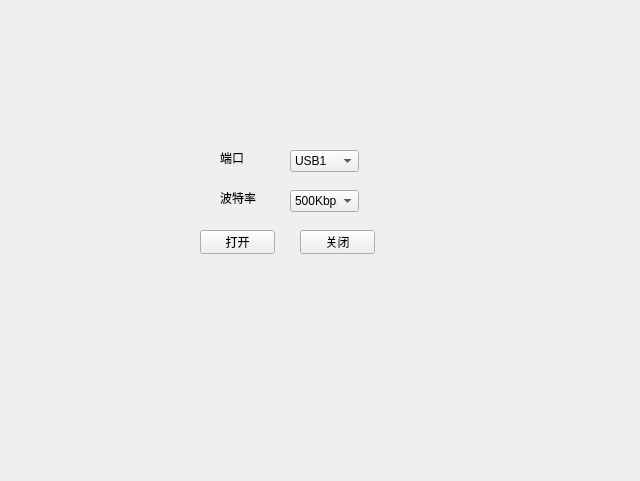
dissor/can-tool-for-a520, file UI/_00login.ui: the form before one commit.
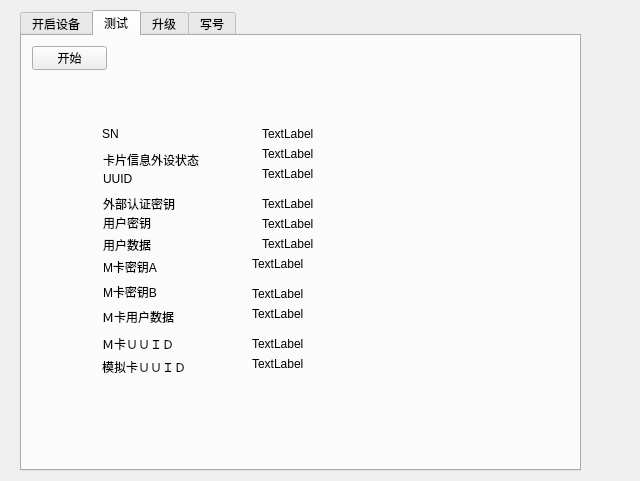
The form after the commit.

Commit message: 添加QThread线程接收CAN数据

Diff of the .ui file:
```diff
--- a/UI/_00login.ui
+++ b/UI/_00login.ui
@@ -13,80 +13,27 @@
   <property name="windowTitle">
    <string>Form</string>
   </property>
-  <widget class="QComboBox" name="comboBox_bandRate">
+  <widget class="QTabWidget" name="tabWidget">
    <property name="geometry">
     <rect>
-     <x>290</x>
-     <y>190</y>
-     <width>69</width>
-     <height>22</height>
+     <x>20</x>
+     <y>10</y>
+     <width>561</width>
+     <height>461</height>
     </rect>
    </property>
-   <property name="editable">
-    <bool>false</bool>
-   </property>
-   <property name="currentText">
-    <string>500Kbps</string>
-   </property>
    <property name="currentIndex">
-    <number>7</number>
+    <number>1</number>
    </property>
-   <item>
-    <property name="text">
-     <string>5Kbps</string>
-    </property>
-   </item>
-   <item>
-    <property name="text">
-     <string>10Kbps</string>
-    </property>
-   </item>
-   <item>
-    <property name="text">
-     <string>20Kbps</string>
-    </property>
-   </item>
-   <item>
-    <property name="text">
-     <string>50Kbps</string>
-    </property>
-   </item>
-   <item>
-    <property name="text">
-     <string>100Kbps</string>
-    </property>
-   </item>
-   <item>
-    <property name="text">
-     <string>125Kbps</string>
-    </property>
-   </item>
-   <item>
-    <property name="text">
-     <string>250Kbps</string>
-    </property>
-   </item>
-   <item>
-    <property name="text">
-     <string>500Kbps</string>
-    </property>
-   </item>
-   <item>
-    <property name="text">
-     <string>800Kbps</string>
-    </property>
-   </item>
-   <item>
-    <property name="text">
-     <string>1000Kbps</string>
-    </property>
-   </item>
-  </widget>
+   <widget class="QWidget" name="tab">
+    <attribute name="title">
+     <string>开启设备</string>
+    </attribute>
   <widget class="QPushButton" name="pushButton_devClose">
    <property name="geometry">
     <rect>
-     <x>300</x>
-     <y>230</y>
+       <x>120</x>
+       <y>160</y>
      <width>75</width>
      <height>24</height>
     </rect>
@@ -95,37 +42,11 @@
     <string>关闭</string>
    </property>
   </widget>
-  <widget class="QLabel" name="label_bandRate">
-   <property name="geometry">
-    <rect>
-     <x>220</x>
-     <y>190</y>
-     <width>53</width>
-     <height>16</height>
-    </rect>
-   </property>
-   <property name="text">
-    <string>波特率</string>
-   </property>
-  </widget>
-  <widget class="QPushButton" name="pushButton_devOpen">
-   <property name="geometry">
-    <rect>
-     <x>200</x>
-     <y>230</y>
-     <width>75</width>
-     <height>24</height>
-    </rect>
-   </property>
-   <property name="text">
-    <string>打开</string>
-   </property>
-  </widget>
   <widget class="QComboBox" name="comboBox_bandRate_devCOM">
    <property name="geometry">
     <rect>
-     <x>290</x>
-     <y>150</y>
+       <x>110</x>
+       <y>80</y>
      <width>69</width>
      <height>22</height>
     </rect>
@@ -220,11 +141,24 @@
     </property>
    </item>
   </widget>
+    <widget class="QLabel" name="label_bandRate">
+     <property name="geometry">
+      <rect>
+       <x>40</x>
+       <y>120</y>
+       <width>53</width>
+       <height>16</height>
+      </rect>
+     </property>
+     <property name="text">
+      <string>波特率</string>
+     </property>
+    </widget>
   <widget class="QLabel" name="label_bandRate_2">
    <property name="geometry">
     <rect>
-     <x>220</x>
-     <y>150</y>
+       <x>40</x>
+       <y>80</y>
      <width>53</width>
      <height>16</height>
     </rect>
@@ -233,6 +167,430 @@
     <string>端口</string>
    </property>
   </widget>
+    <widget class="QPushButton" name="pushButton_devOpen">
+     <property name="geometry">
+      <rect>
+       <x>20</x>
+       <y>160</y>
+       <width>75</width>
+       <height>24</height>
+      </rect>
+     </property>
+     <property name="text">
+      <string>打开</string>
+     </property>
+    </widget>
+    <widget class="QComboBox" name="comboBox_bandRate">
+     <property name="geometry">
+      <rect>
+       <x>110</x>
+       <y>120</y>
+       <width>69</width>
+       <height>22</height>
+      </rect>
+     </property>
+     <property name="editable">
+      <bool>false</bool>
+     </property>
+     <property name="currentText">
+      <string>500Kbps</string>
+     </property>
+     <property name="currentIndex">
+      <number>7</number>
+     </property>
+     <item>
+      <property name="text">
+       <string>5Kbps</string>
+      </property>
+     </item>
+     <item>
+      <property name="text">
+       <string>10Kbps</string>
+      </property>
+     </item>
+     <item>
+      <property name="text">
+       <string>20Kbps</string>
+      </property>
+     </item>
+     <item>
+      <property name="text">
+       <string>50Kbps</string>
+      </property>
+     </item>
+     <item>
+      <property name="text">
+       <string>100Kbps</string>
+      </property>
+     </item>
+     <item>
+      <property name="text">
+       <string>125Kbps</string>
+      </property>
+     </item>
+     <item>
+      <property name="text">
+       <string>250Kbps</string>
+      </property>
+     </item>
+     <item>
+      <property name="text">
+       <string>500Kbps</string>
+      </property>
+     </item>
+     <item>
+      <property name="text">
+       <string>800Kbps</string>
+      </property>
+     </item>
+     <item>
+      <property name="text">
+       <string>1000Kbps</string>
+      </property>
+     </item>
+    </widget>
+   </widget>
+   <widget class="QWidget" name="tab_2">
+    <attribute name="title">
+     <string>测试</string>
+    </attribute>
+    <widget class="QPushButton" name="pushButton">
+     <property name="geometry">
+      <rect>
+       <x>10</x>
+       <y>10</y>
+       <width>75</width>
+       <height>24</height>
+      </rect>
+     </property>
+     <property name="text">
+      <string>开始</string>
+     </property>
+    </widget>
+    <widget class="QLabel" name="label_11">
+     <property name="geometry">
+      <rect>
+       <x>80</x>
+       <y>320</y>
+       <width>111</width>
+       <height>21</height>
+      </rect>
+     </property>
+     <property name="text">
+      <string>模拟卡ＵＵＩＤ</string>
+     </property>
+    </widget>
+    <widget class="QLabel" name="label_9">
+     <property name="geometry">
+      <rect>
+       <x>80</x>
+       <y>270</y>
+       <width>91</width>
+       <height>21</height>
+      </rect>
+     </property>
+     <property name="text">
+      <string>Ｍ卡用户数据</string>
+     </property>
+    </widget>
+    <widget class="QLabel" name="label_2">
+     <property name="geometry">
+      <rect>
+       <x>81</x>
+       <y>113</y>
+       <width>131</width>
+       <height>21</height>
+      </rect>
+     </property>
+     <property name="text">
+      <string>卡片信息外设状态</string>
+     </property>
+    </widget>
+    <widget class="QLabel" name="label_4">
+     <property name="geometry">
+      <rect>
+       <x>81</x>
+       <y>157</y>
+       <width>91</width>
+       <height>21</height>
+      </rect>
+     </property>
+     <property name="text">
+      <string>外部认证密钥</string>
+     </property>
+    </widget>
+    <widget class="QLabel" name="label_7">
+     <property name="geometry">
+      <rect>
+       <x>81</x>
+       <y>223</y>
+       <width>101</width>
+       <height>16</height>
+      </rect>
+     </property>
+     <property name="text">
+      <string>M卡密钥A</string>
+     </property>
+    </widget>
+    <widget class="QLabel" name="label_5">
+     <property name="geometry">
+      <rect>
+       <x>81</x>
+       <y>179</y>
+       <width>53</width>
+       <height>16</height>
+      </rect>
+     </property>
+     <property name="text">
+      <string>用户密钥</string>
+     </property>
+    </widget>
+    <widget class="QLabel" name="label_6">
+     <property name="geometry">
+      <rect>
+       <x>81</x>
+       <y>201</y>
+       <width>53</width>
+       <height>16</height>
+      </rect>
+     </property>
+     <property name="text">
+      <string>用户数据</string>
+     </property>
+    </widget>
+    <widget class="QLabel" name="label_3">
+     <property name="geometry">
+      <rect>
+       <x>81</x>
+       <y>135</y>
+       <width>53</width>
+       <height>16</height>
+      </rect>
+     </property>
+     <property name="text">
+      <string>UUID</string>
+     </property>
+    </widget>
+    <widget class="QLabel" name="label_8">
+     <property name="geometry">
+      <rect>
+       <x>81</x>
+       <y>245</y>
+       <width>81</width>
+       <height>21</height>
+      </rect>
+     </property>
+     <property name="text">
+      <string>M卡密钥B</string>
+     </property>
+    </widget>
+    <widget class="QLabel" name="label_10">
+     <property name="geometry">
+      <rect>
+       <x>80</x>
+       <y>300</y>
+       <width>91</width>
+       <height>16</height>
+      </rect>
+     </property>
+     <property name="text">
+      <string>Ｍ卡ＵＵＩＤ</string>
+     </property>
+    </widget>
+    <widget class="QLabel" name="label">
+     <property name="geometry">
+      <rect>
+       <x>80</x>
+       <y>90</y>
+       <width>17</width>
+       <height>16</height>
+      </rect>
+     </property>
+     <property name="text">
+      <string>SN</string>
+     </property>
+    </widget>
+    <widget class="QLabel" name="label_12">
+     <property name="geometry">
+      <rect>
+       <x>240</x>
+       <y>90</y>
+       <width>53</width>
+       <height>16</height>
+      </rect>
+     </property>
+     <property name="text">
+      <string>TextLabel</string>
+     </property>
+    </widget>
+    <widget class="QLabel" name="label_13">
+     <property name="geometry">
+      <rect>
+       <x>240</x>
+       <y>110</y>
+       <width>53</width>
+       <height>16</height>
+      </rect>
+     </property>
+     <property name="text">
+      <string>TextLabel</string>
+     </property>
+    </widget>
+    <widget class="QLabel" name="label_14">
+     <property name="geometry">
+      <rect>
+       <x>240</x>
+       <y>130</y>
+       <width>53</width>
+       <height>16</height>
+      </rect>
+     </property>
+     <property name="text">
+      <string>TextLabel</string>
+     </property>
+    </widget>
+    <widget class="QLabel" name="label_15">
+     <property name="geometry">
+      <rect>
+       <x>240</x>
+       <y>160</y>
+       <width>53</width>
+       <height>16</height>
+      </rect>
+     </property>
+     <property name="text">
+      <string>TextLabel</string>
+     </property>
+    </widget>
+    <widget class="QLabel" name="label_16">
+     <property name="geometry">
+      <rect>
+       <x>240</x>
+       <y>180</y>
+       <width>53</width>
+       <height>16</height>
+      </rect>
+     </property>
+     <property name="text">
+      <string>TextLabel</string>
+     </property>
+    </widget>
+    <widget class="QLabel" name="label_17">
+     <property name="geometry">
+      <rect>
+       <x>240</x>
+       <y>200</y>
+       <width>53</width>
+       <height>16</height>
+      </rect>
+     </property>
+     <property name="text">
+      <string>TextLabel</string>
+     </property>
+    </widget>
+    <widget class="QLabel" name="label_18">
+     <property name="geometry">
+      <rect>
+       <x>230</x>
+       <y>220</y>
+       <width>53</width>
+       <height>16</height>
+      </rect>
+     </property>
+     <property name="text">
+      <string>TextLabel</string>
+     </property>
+    </widget>
+    <widget class="QLabel" name="label_19">
+     <property name="geometry">
+      <rect>
+       <x>230</x>
+       <y>250</y>
+       <width>53</width>
+       <height>16</height>
+      </rect>
+     </property>
+     <property name="text">
+      <string>TextLabel</string>
+     </property>
+    </widget>
+    <widget class="QLabel" name="label_20">
+     <property name="geometry">
+      <rect>
+       <x>230</x>
+       <y>270</y>
+       <width>53</width>
+       <height>16</height>
+      </rect>
+     </property>
+     <property name="text">
+      <string>TextLabel</string>
+     </property>
+    </widget>
+    <widget class="QLabel" name="label_21">
+     <property name="geometry">
+      <rect>
+       <x>230</x>
+       <y>300</y>
+       <width>53</width>
+       <height>16</height>
+      </rect>
+     </property>
+     <property name="text">
+      <string>TextLabel</string>
+     </property>
+    </widget>
+    <widget class="QLabel" name="label_22">
+     <property name="geometry">
+      <rect>
+       <x>230</x>
+       <y>320</y>
+       <width>53</width>
+       <height>16</height>
+      </rect>
+     </property>
+     <property name="text">
+      <string>TextLabel</string>
+     </property>
+    </widget>
+   </widget>
+   <widget class="QWidget" name="tab_3">
+    <attribute name="title">
+     <string>升级</string>
+    </attribute>
+    <widget class="QPushButton" name="pushButton_2">
+     <property name="geometry">
+      <rect>
+       <x>10</x>
+       <y>10</y>
+       <width>75</width>
+       <height>24</height>
+      </rect>
+     </property>
+     <property name="text">
+      <string>开始</string>
+     </property>
+    </widget>
+   </widget>
+   <widget class="QWidget" name="tab_4">
+    <attribute name="title">
+     <string>写号</string>
+    </attribute>
+    <widget class="QPushButton" name="pushButton_3">
+     <property name="geometry">
+      <rect>
+       <x>10</x>
+       <y>10</y>
+       <width>75</width>
+       <height>24</height>
+      </rect>
+     </property>
+     <property name="text">
+      <string>开始</string>
+     </property>
+    </widget>
+   </widget>
+  </widget>
  </widget>
  <resources/>
  <connections>
```
Left out of the diff: 53 changed lines with no effect on the pictures. Lines whose indentation alone changed are shown as unchanged. The commit also changes 3 other files.
